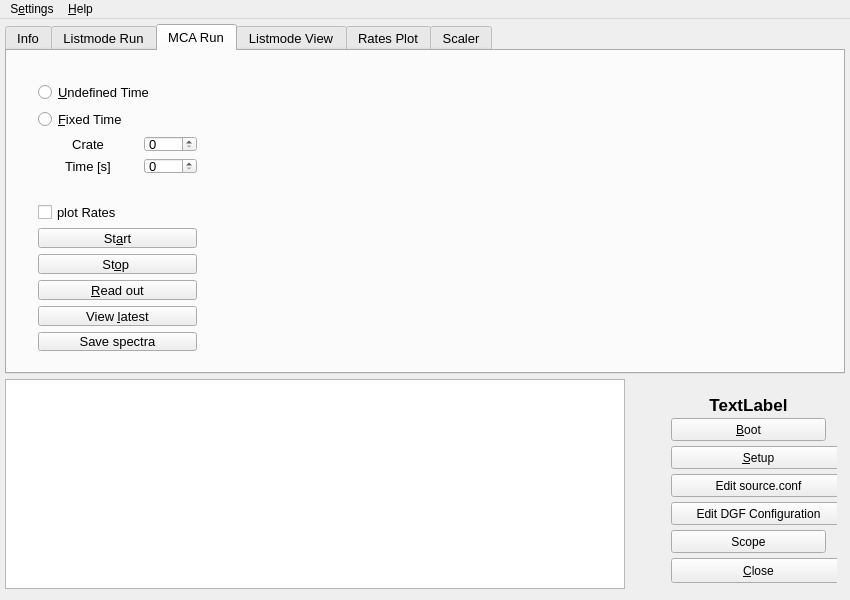
First picture: the form in src/xiastarterwindow.ui, repository phScholz/xiaStarter, before the edit.
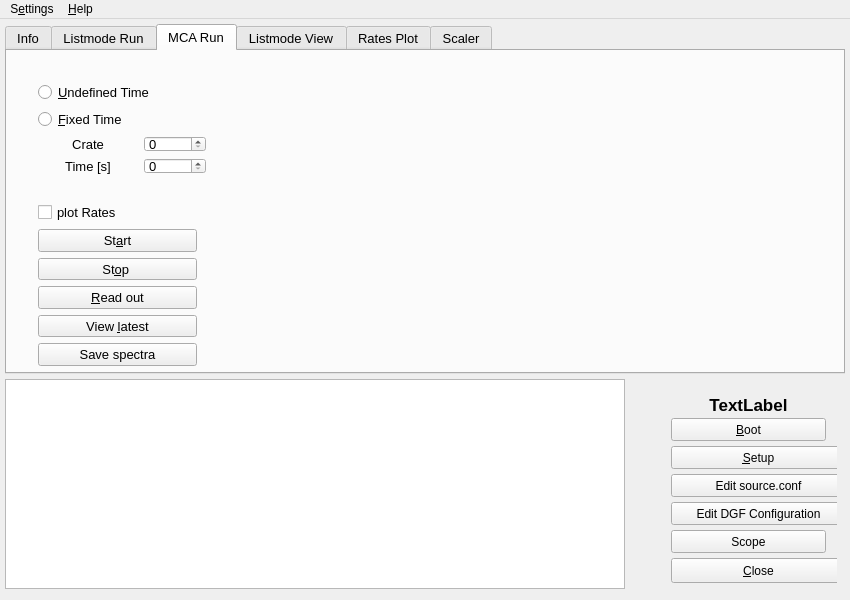
Second picture: the form after the edit. The open tabs and pages were chosen to show the change. Custom widgets are drawn as their Qt base class.

```diff
--- a/src/xiastarterwindow.ui
+++ b/src/xiastarterwindow.ui
@@ -635,7 +635,7 @@
        <rect>
         <x>20</x>
         <y>20</y>
-        <width>181</width>
+        <width>190</width>
         <height>114</height>
        </rect>
       </property>
@@ -697,7 +697,7 @@
          <item row="1" column="1">
           <widget class="QSpinBox" name="mcaTimeBox">
            <property name="maximum">
-            <number>9999</number>
+            <number>86400</number>
            </property>
           </widget>
          </item>
@@ -711,7 +711,7 @@
         <x>20</x>
         <y>140</y>
         <width>181</width>
-        <height>171</height>
+        <height>186</height>
        </rect>
       </property>
       <layout class="QVBoxLayout" name="mcaButtonLayout">
```
Left out of the diff: 4 changed lines with no effect on the pictures.
